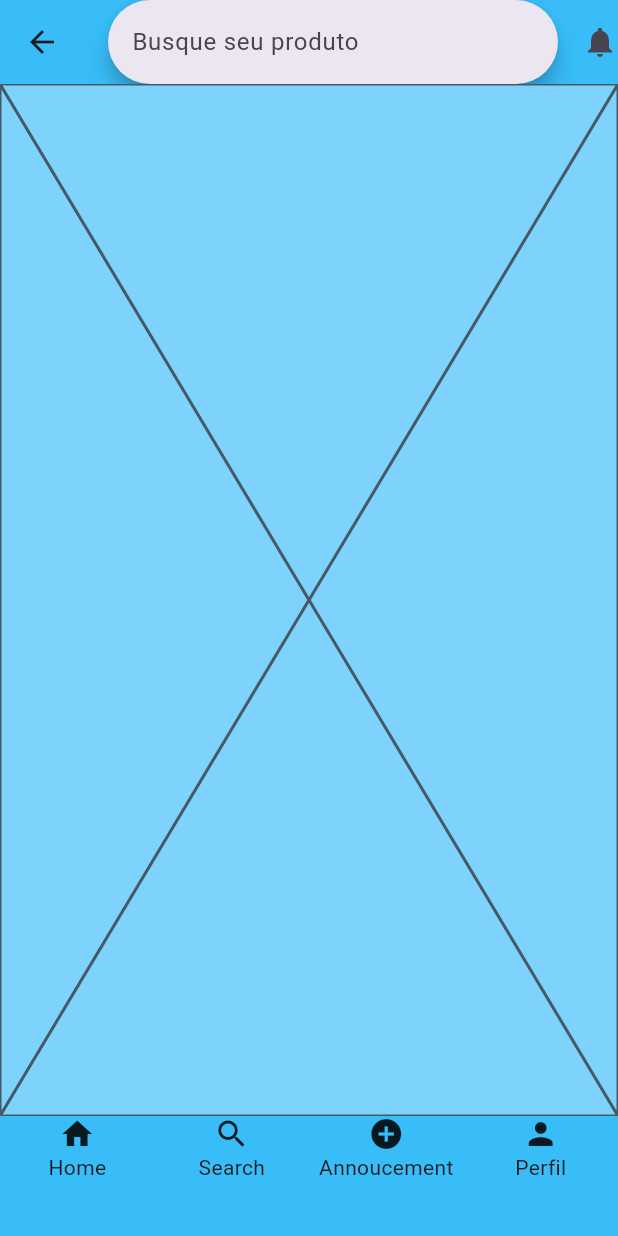
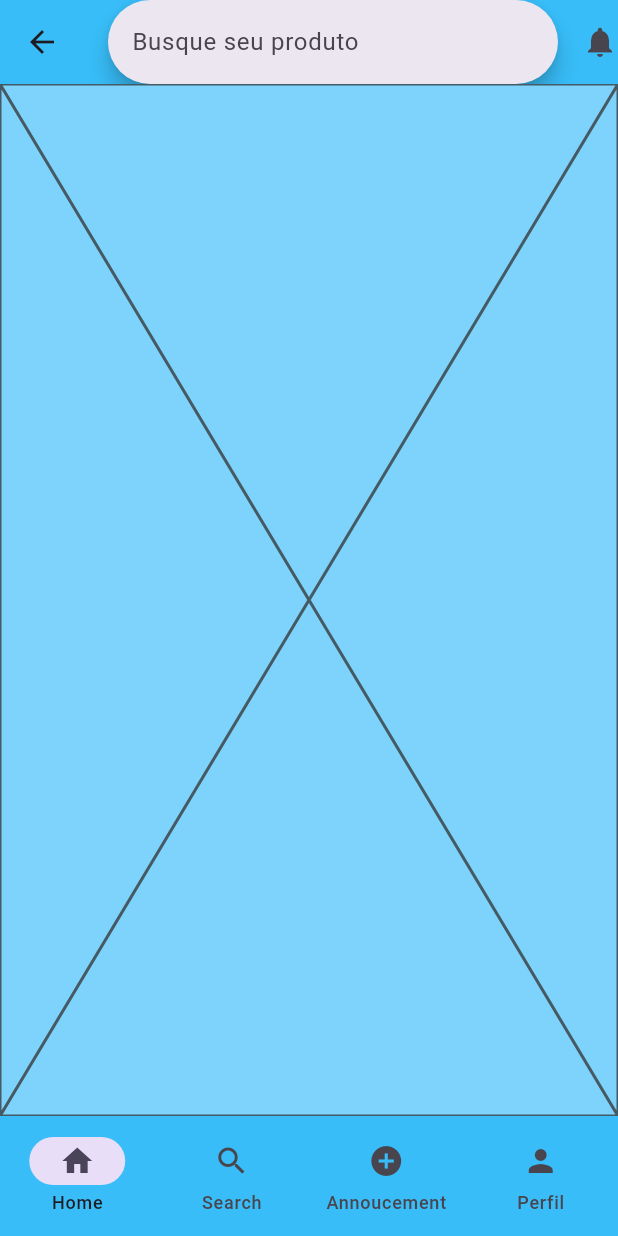
Before and after one commit to Caio-T4vares/tradeNow, a Flutter app: the HomePage screen opened by its route, on a phone screen of 412 x 824 dp. Run offline on Flutter 3.47's test engine with Material 3 defaults, Android fonts, the phone set to English and light mode, and no system bars; our stand-ins replace carousel_slider, firebase_auth, firebase_core, get; accounts and stored records are empty; network calls fail.

```diff
--- a/trade_now/lib/app/core/constants/color_constants.dart
+++ b/trade_now/lib/app/core/constants/color_constants.dart
@@ -4,3 +4,4 @@ import 'package:flutter/material.dart';
 const bgColor = Color(0xff7DD3FC);
 const darkerColor = Color(0xff38BDF8);
 const lightColor = Color(0xffE0F2FE);
+const buttomColor = Color(0xffFF7A00);
--- a/trade_now/lib/app/ui/components/navigation_bar.dart
+++ b/trade_now/lib/app/ui/components/navigation_bar.dart
@@ -1,4 +1,6 @@
 import 'package:flutter/material.dart';
+import 'package:get/get.dart';
+import 'package:trade_now/app/controllers/navigation_bar_controller.dart';
 import 'package:trade_now/app/core/constants/color_constants.dart';
 
 class NavBar extends StatelessWidget {
@@ -6,22 +8,30 @@ class NavBar extends StatelessWidget {
 
   @override
   Widget build(BuildContext context) {
-    return NavigationBar(
+    final controller = Get.put(NavigationBarController());
+
+    return Obx(() => NavigationBar(
+      selectedIndex: controller.selectedIndex.value,
+      onDestinationSelected: controller.onItemTapped,
+      backgroundColor: darkerColor,
       destinations: const [
-        Column(
-          children: [Icon(Icons.home), Text("Home")],
+        NavigationDestination(
+          icon: Icon(Icons.home),
+          label: 'Home',
         ),
-        Column(
-          children: [Icon(Icons.search), Text("Search")],
+        NavigationDestination(
+          icon: Icon(Icons.search),
+          label: 'Search',
         ),
-        Column(
-          children: [Icon(Icons.add_circle), Text("Annoucement")],
+        NavigationDestination(
+          icon: Icon(Icons.add_circle),
+          label: 'Annoucement',
         ),
-        Column(
-          children: [Icon(Icons.person), Text("Perfil")],
-        )
+        NavigationDestination(
+          icon: Icon(Icons.person),
+          label: 'Perfil',
+        ),
       ],
-      backgroundColor: darkerColor,
-    );
+    ));
   }
 }
--- a/trade_now/lib/main.dart
+++ b/trade_now/lib/main.dart
@@ -22,7 +22,7 @@ class TradeNowApp extends StatelessWidget {
       debugShowCheckedModeBanner: false,
       navigatorKey: Get.key,
       title: "Trade Now",
-      initialRoute: Routes.login,
+      initialRoute: Routes.perfil,
       getPages: AppPages().pages,
     );
   }
--- a/trade_now/pubspec.yaml
+++ b/trade_now/pubspec.yaml
@@ -4,7 +4,7 @@ publish_to: "none"
 version: 0.1.0
 
 environment:
-  sdk: ">=3.4.3 <4.0.0"
+  sdk: ">=3.4.1 <4.0.0"
 
 dependencies:
   firebase_auth: ^5.3.0
```
Also changed, not shown: trade_now/lib/app/controllers/navigation_bar_controller.dart (added, +17 -0 lines), trade_now/lib/app/controllers/perfil_controller.dart (added, +7 -0 lines), trade_now/lib/app/ui/pages/perfil_page.dart (+136 -1 lines), trade_now/pubspec.lock.
